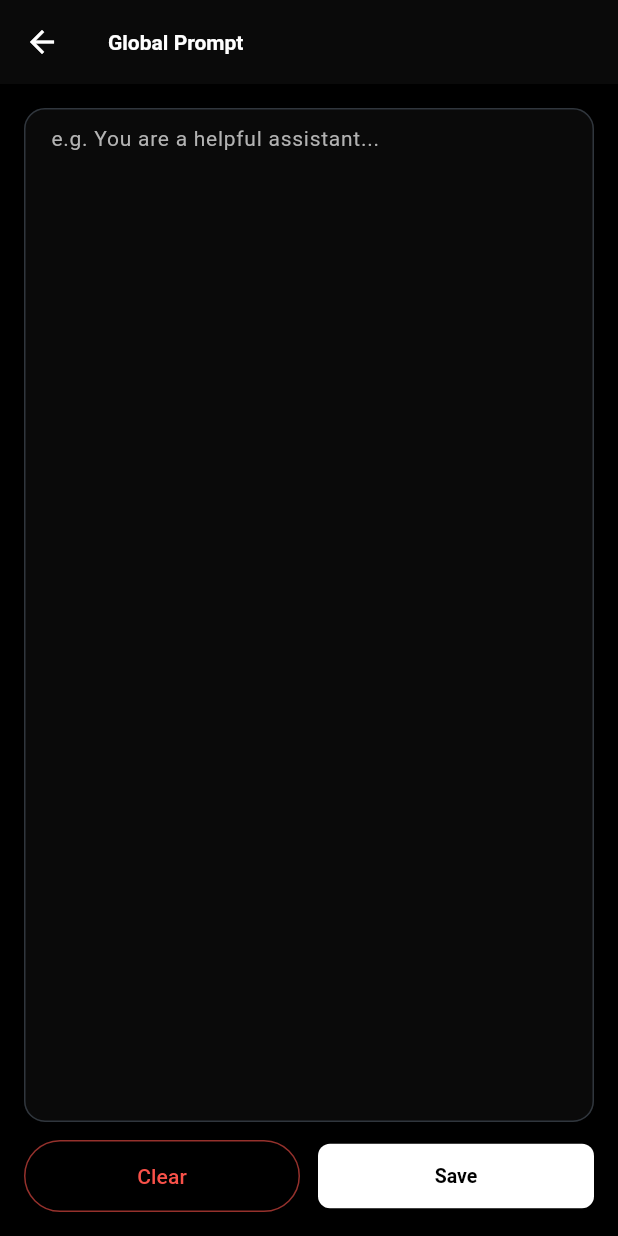
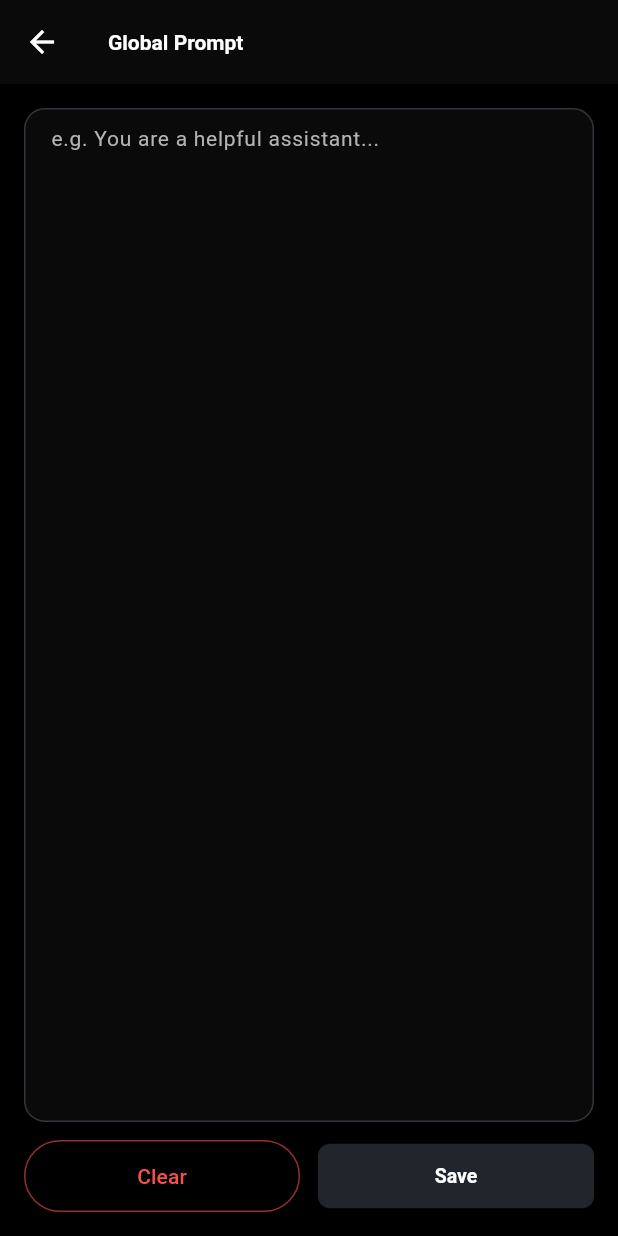
Before and after one commit to iad1tya/WhyyCloud, a Flutter app: the _PromptEditorPage screen opened directly with empty values, on a phone screen of 412 x 824 dp. Run offline on Flutter 3.47's test engine with Material 3 defaults, Android fonts, the light colour scheme and no system bars; our stand-ins replace file_picker, flutter_animate, flutter_markdown, get, hive, hive_flutter and 2 more; missing offline and left inert: disable_battery_optimization, flutter_foreground_task, llamadart; accounts and stored records are empty; network calls fail; statements that could not run were skipped.

Commit message:
Update settings_screen.dart

```diff
--- a/lib/screens/settings_screen.dart
+++ b/lib/screens/settings_screen.dart
@@ -771,17 +771,27 @@ class _PromptEditorPage extends StatefulWidget {
 
 class _PromptEditorPageState extends State<_PromptEditorPage> {
   late final TextEditingController _controller;
+  bool _changed = false;
 
   @override
   void initState() {
     super.initState();
     _controller = TextEditingController(text: widget.initialText);
+    _controller.addListener(_onTextChanged);
   }
 
   @override
   void dispose() {
+    _controller.removeListener(_onTextChanged);
     _controller.dispose();
     super.dispose();
+  }
+
+  void _onTextChanged() {
+    final changed = _controller.text.trim() != widget.initialText.trim();
+    if (changed != _changed) {
+      setState(() => _changed = changed);
+    }
   }
 
   void _save() {
@@ -848,12 +858,18 @@ class _PromptEditorPageState extends State<_PromptEditorPage> {
                   const SizedBox(width: 12),
                   Expanded(
                     child: ElevatedButton(
-                      onPressed: _save,
-                      style: ElevatedButton.styleFrom(
-                        backgroundColor: Colors.white,
-                        foregroundColor: Colors.black,
-                        padding: const EdgeInsets.symmetric(vertical: 14),
-                        elevation: 0,
+                      onPressed: _changed ? _save : null,
+                      style: ButtonStyle(
+                        backgroundColor: MaterialStateProperty.resolveWith((states) {
+                          if (states.contains(MaterialState.disabled)) return context.borderFaint;
+                          return context.accent;
+                        }),
+                        foregroundColor: MaterialStateProperty.resolveWith((states) {
+                          final bg = states.contains(MaterialState.disabled) ? context.borderFaint : context.accent;
+                          return ThemeData.estimateBrightnessForColor(bg) == Brightness.dark ? Colors.white : Colors.black;
+                        }),
+                        padding: MaterialStateProperty.all(const EdgeInsets.symmetric(vertical: 14)),
+                        elevation: MaterialStateProperty.all(0),
                       ),
                       child: const Text('Save'),
                     ),
```
